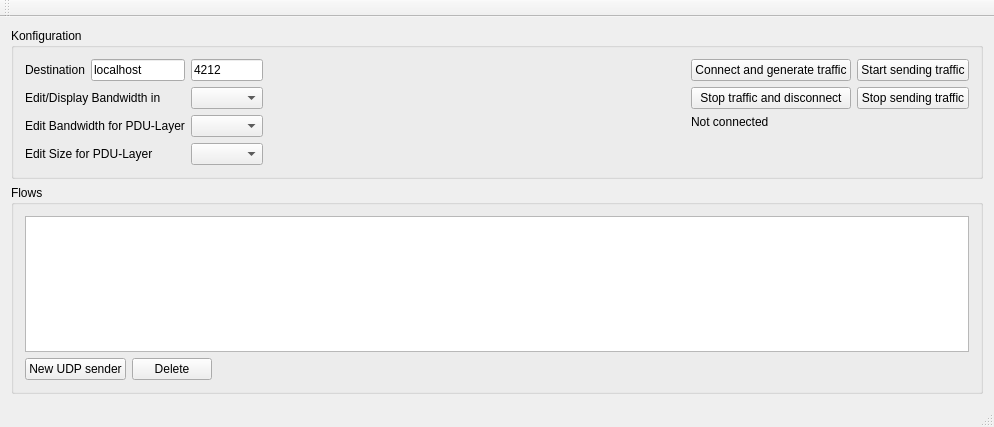
Before: the Qt Designer form mainwindow.ui in tibob/wanperf, drawn with Qt 5.
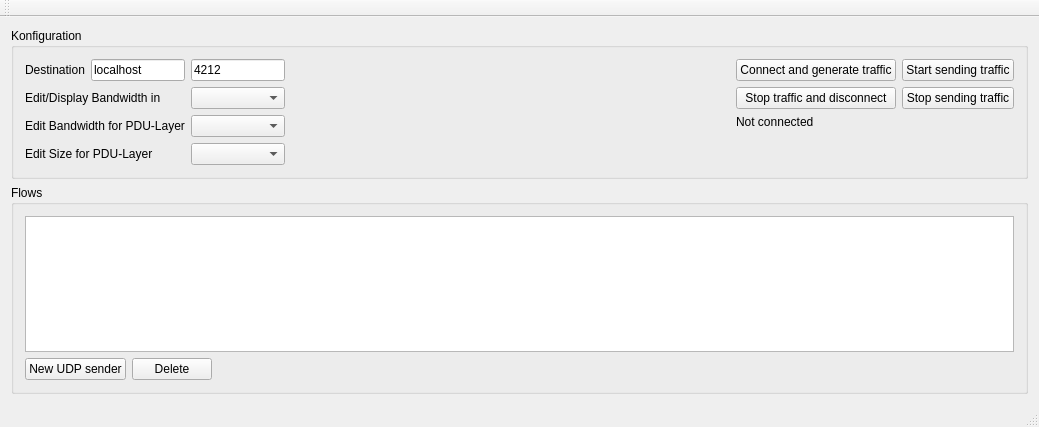
After: the same form once the commit is applied.

Patch:
```diff
--- a/mainwindow.ui
+++ b/mainwindow.ui
@@ -6,7 +6,7 @@
    <rect>
     <x>0</x>
     <y>0</y>
-    <width>994</width>
+    <width>1039</width>
     <height>427</height>
    </rect>
   </property>
```
Left out of the diff: 2 changed lines with no effect on the pictures.
